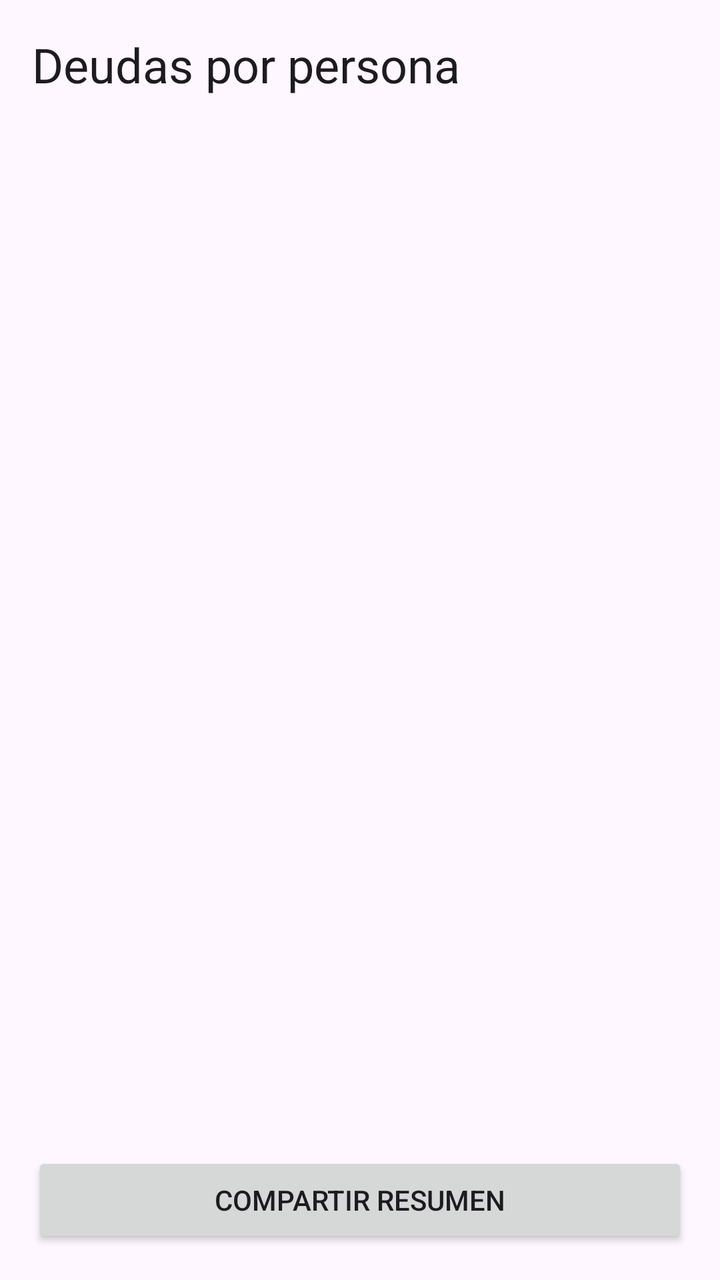
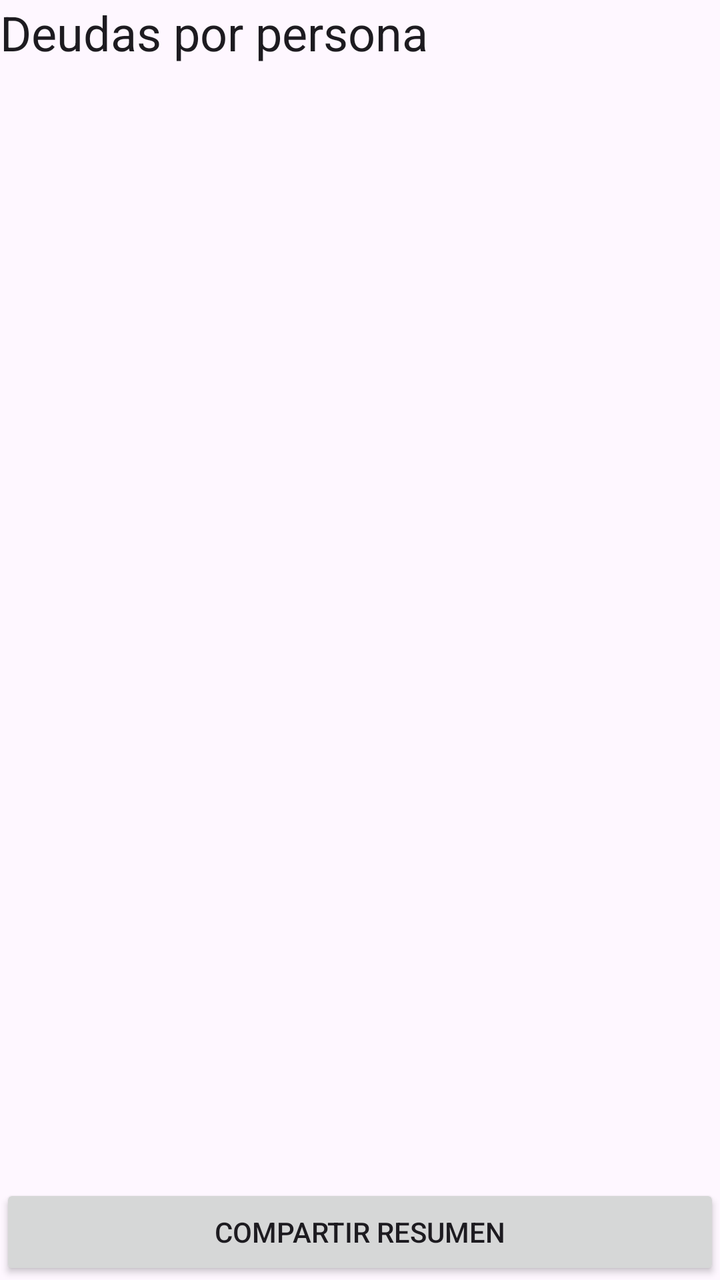

An Android layout rendered at two revisions. The XML below is the earlier revision; the diff shows what the commit changed to produce the second picture.
<!-- AndroidManifest.xml: application theme Theme.Tarjetazo -->
<!-- res/layout/activity_deudas.xml -->
<?xml version="1.0" encoding="utf-8"?>
<LinearLayout xmlns:android="http://schemas.android.com/apk/res/android"
    android:layout_width="match_parent"
    android:layout_height="match_parent"
    android:fitsSystemWindows="true"
    android:orientation="vertical"
    android:padding="16dp">

    <TextView
        android:layout_width="match_parent"
        android:layout_height="wrap_content"
        android:layout_marginBottom="16dp"
        android:text="Deudas por persona"
        android:textAppearance="?attr/textAppearanceHeadlineSmall" />

    <TextView
        android:id="@+id/resumen"
        android:layout_width="match_parent"
        android:layout_height="0dp"
        android:layout_weight="1"
        android:textIsSelectable="true"
        android:textSize="18sp" />

    <Button
        android:id="@+id/compartir"
        android:layout_width="match_parent"
        android:layout_height="wrap_content"
        android:text="Compartir resumen" />
</LinearLayout>
<!-- resources referenced by this layout -->
<resources>
  <style name="Theme.Tarjetazo" parent="Base.Theme.Tarjetazo" />
  <style name="Base.Theme.Tarjetazo" parent="Theme.Material3.DayNight.NoActionBar">
          
          
      </style>
</resources>

<!-- the commit's change to res/layout/activity_deudas.xml (unified diff, before → after) -->
@@ -4,7 +4,7 @@
     android:layout_height="match_parent"
     android:fitsSystemWindows="true"
     android:orientation="vertical"
-    android:padding="16dp">
+    android:layout_margin="16dp">
 
     <TextView
         android:layout_width="match_parent"
